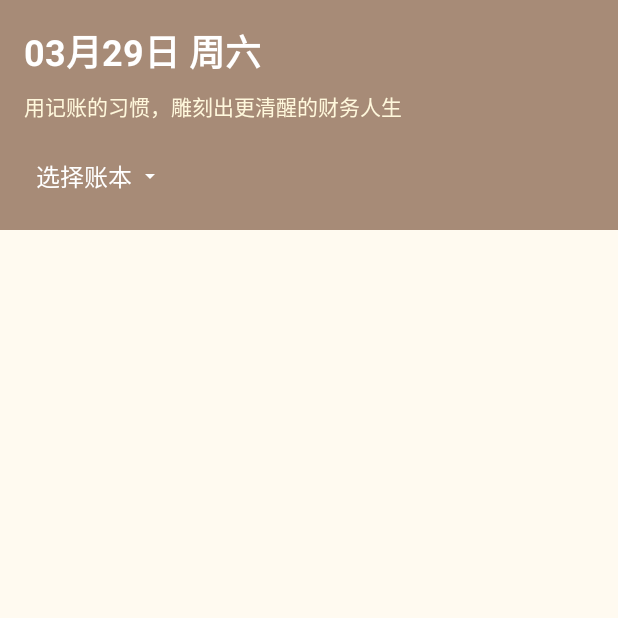
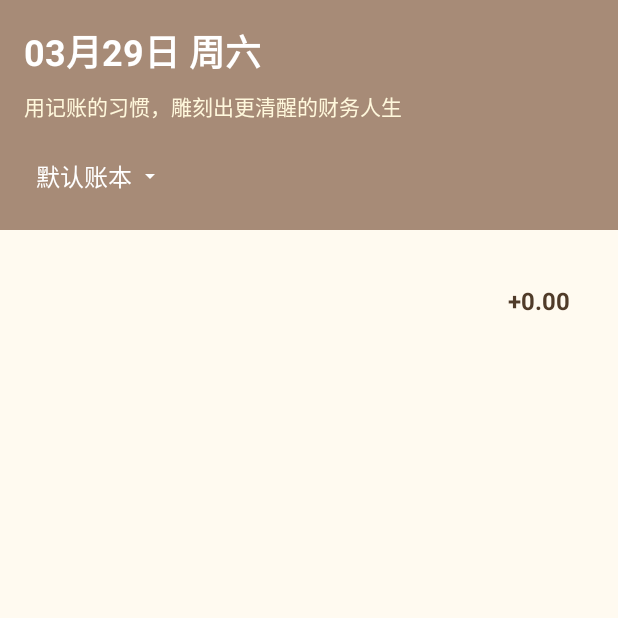
Before and after one commit to Light5-star/CapybaraLedger1, an Android app: the screen it shows after launch (MainActivity), on a phone screen of 412 x 824 dp, the top half of it. Run offline under Robolectric (Android 15) with nearby library versions, the phone set to English and light mode, and no system bars; our stand-ins replace Room's generated code.

Commit message:
10.2主页显示账单（结余BUG）

```diff
--- a/app/src/main/java/com/xuhh/capybaraledger/ui/fragment/home/HomeFragment.kt
+++ b/app/src/main/java/com/xuhh/capybaraledger/ui/fragment/home/HomeFragment.kt
@@ -71,20 +71,26 @@ class HomeFragment: BaseFragment<FragmentHomeBinding>() {
     }
 
     private fun setupRecyclerView() {
+        Log.d("HomeFragment", "开始设置 RecyclerView")
+
         // 回调，用于处理账单点击事件
         val billClickCallback: (BillWithCategory) -> Unit = { billWithCategory ->
-
+            Log.d("HomeFragment", "账单被点击：${billWithCategory.bill.id}")
         }
 
         // 创建 BillAdapter 实例
         billAdapter = BillAdapter(billClickCallback)
+        Log.d("HomeFragment", "BillAdapter 创建完成")
 
         // 配置 RecyclerView
         mBinding.rvBills.apply {
             adapter = billAdapter
             layoutManager = LinearLayoutManager(requireContext())
             setHasFixedSize(true)
+            // 添加分割线
+            addItemDecoration(androidx.recyclerview.widget.DividerItemDecoration(context, LinearLayoutManager.VERTICAL))
         }
+        Log.d("HomeFragment", "RecyclerView 配置完成")
     }
 
     // HomeFragment.kt 中的 loadBillData 方法
@@ -93,6 +99,7 @@ class HomeFragment: BaseFragment<FragmentHomeBinding>() {
             try {
                 val currentDate = getCurrentDate()
                 val ledgerId = currentLedger?.id ?: 1L
+                Log.d("HomeFragment", "开始加载账单数据，日期：$currentDate，账本ID：$ledgerId")
 
                 // 获取带分类信息的账单数据
                 val billsWithCategory = withContext(Dispatchers.IO) {
@@ -101,14 +108,53 @@ class HomeFragment: BaseFragment<FragmentHomeBinding>() {
                         ledgerId = ledgerId
                     )
                 }
-                // 传递 BillWithCategory 列表给 Adapter
-                billAdapter.submitList(billsWithCategory)
-                calculateDailyBalance(ledgerId,currentDate)
-                mBinding.tvEmpty.visibility = if (billsWithCategory.isEmpty()) View.VISIBLE else View.GONE
+                Log.d("HomeFragment", "获取到 ${billsWithCategory.size} 条账单数据")
+
+                // 计算结余
+                val balance = calculateBalance(billsWithCategory)
+                Log.d("HomeFragment", "计算得到结余：$balance")
+
+                // 在主线程更新 UI
+                withContext(Dispatchers.Main) {
+                    // 更新账单列表
+                    billAdapter.submitSortedList(billsWithCategory)
+                    Log.d("HomeFragment", "更新账单列表完成")
+
+                    // 更新结余显示
+                    mBinding.tvBalance.text = String.format(
+                        if (balance >= 0) "+%.2f" else "%.2f",
+                        balance
+                    )
+                    Log.d("HomeFragment", "更新结余显示完成")
+
+                    // 根据是否有数据显示空状态
+                    if (billsWithCategory.isEmpty()) {
+                        mBinding.tvEmpty.visibility = View.VISIBLE
+                        mBinding.rvBills.visibility = View.GONE
+                        Log.d("HomeFragment", "显示空状态")
+                    } else {
+                        mBinding.tvEmpty.visibility = View.GONE
+                        mBinding.rvBills.visibility = View.VISIBLE
+                        Log.d("HomeFragment", "显示账单列表")
+                    }
+                }
             } catch (e: Exception) {
-                Log.e("HomeFragment", "加载账单失败", e)
+                Log.e("HomeFragment", "加载账单数据失败", e)
             }
         }
+    }
+
+    private fun calculateBalance(bills: List<BillWithCategory>): Double {
+        var balance = 0.0
+        bills.forEach { billWithCategory ->
+            val amount = billWithCategory.bill.amount
+            if (billWithCategory.bill.type == Bill.TYPE_INCOME) {
+                balance += amount
+            } else {
+                balance -= amount
+            }
+        }
+        return balance
     }
 
     // 日期字符串转时间戳（需实现）
--- a/app/src/main/res/layout/fragment_home.xml
+++ b/app/src/main/res/layout/fragment_home.xml
@@ -63,14 +63,14 @@
     <!-- 账单列表 -->
     <LinearLayout
         android:layout_width="match_parent"
-        android:layout_height="wrap_content"
+        android:layout_height="0dp"
         android:layout_weight="1"
-        android:orientation="horizontal">
+        android:orientation="vertical">
 
         <!-- 账单内容 -->
         <LinearLayout
             android:layout_width="match_parent"
-            android:layout_height="wrap_content"
+            android:layout_height="match_parent"
             android:layout_marginTop="8dp"
             android:layout_marginHorizontal="16dp"
             android:orientation="vertical">
@@ -78,7 +78,7 @@
             <!-- 主要内容区域 -->
             <LinearLayout
                 android:layout_width="match_parent"
-                android:layout_height="wrap_content"
+                android:layout_height="match_parent"
                 android:background="@color/background_light"
                 android:orientation="vertical"
                 android:padding="16dp">
@@ -87,7 +87,7 @@
                 <androidx.recyclerview.widget.RecyclerView
                     android:id="@+id/rv_bills"
                     android:layout_width="match_parent"
-                    android:layout_height="wrap_content" />
+                    android:layout_height="match_parent" />
 
                 <!-- 今日结余 -->
                 <TextView
```
Also changed, not shown: app/src/main/java/com/xuhh/capybaraledger/adapter/BillAdapter.kt (+12 -1 lines).
